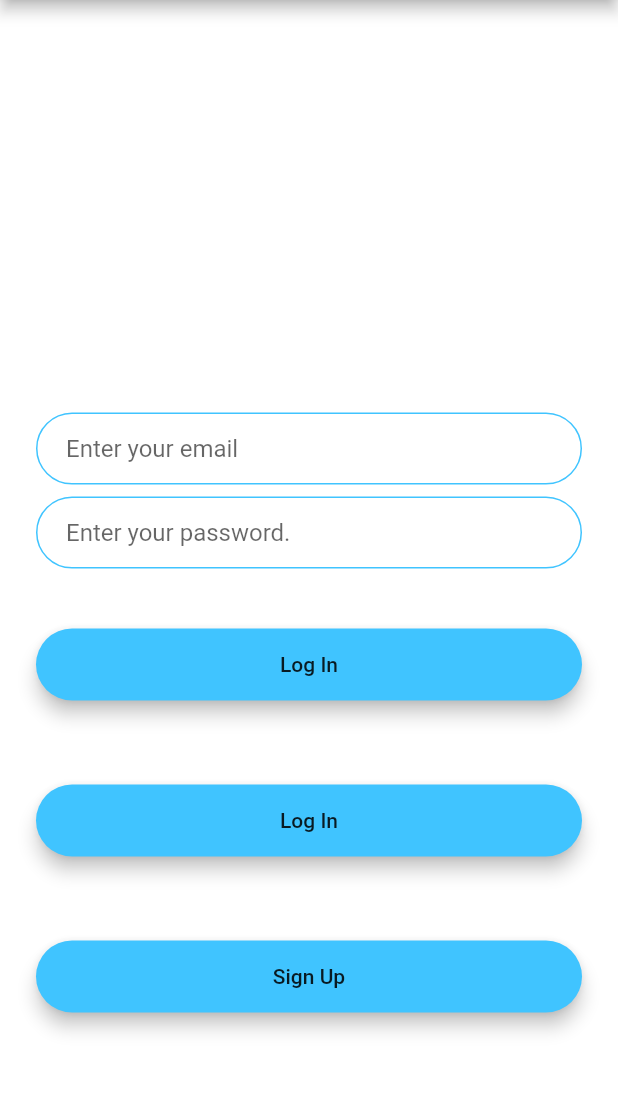
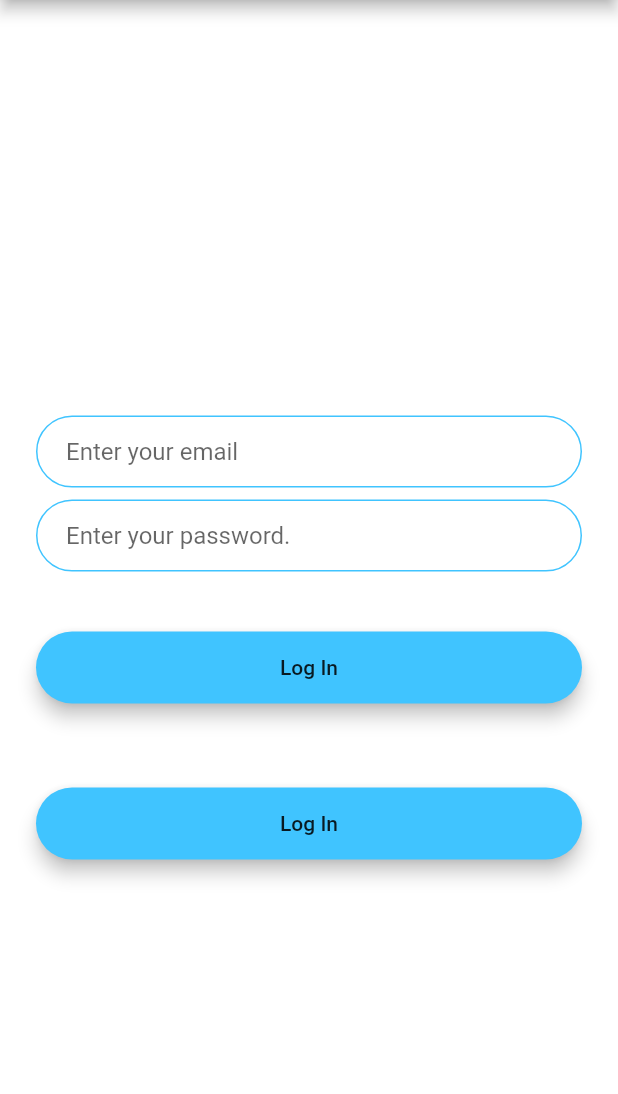
Before and after one commit to ramprasath2511/bloc-pattern-app, a Flutter app: the screen it shows after launch, on a phone screen of 412 x 824 dp, the part 84-1178 px from its top. Run offline on Flutter 3.47's test engine with Material 2 defaults, Android fonts, the phone set to English and light mode, and no system bars.

Commit message:
height changed

```diff
--- a/lib/login_screen.dart
+++ b/lib/login_screen.dart
@@ -17,7 +17,7 @@ class _LoginScreenState extends State<LoginScreen> {
           crossAxisAlignment: CrossAxisAlignment.stretch,
           children: <Widget>[
             Container(
-              height: 150.0,
+              height: 50.0,
               // child: Image.asset('images/logo.png'),
             ),
             SizedBox(
@@ -113,27 +113,6 @@ class _LoginScreenState extends State<LoginScreen> {
                 ),
               ),
             ),
-            SizedBox(
-              height: 24.0,
-            ),
-            Padding(
-              padding: EdgeInsets.symmetric(vertical: 16.0),
-              child: Material(
-                color: Colors.lightBlueAccent,
-                borderRadius: BorderRadius.all(Radius.circular(30.0)),
-                elevation: 5.0,
-                child: MaterialButton(
-                  onPressed: () {
-                    //Implement login functionality.
-                  },
-                  minWidth: 200.0,
-                  height: 42.0,
-                  child: Text(
-                    'Sign Up',
-                  ),
-                ),
-              ),
-            ),
           ],
         ),
       ),
```
